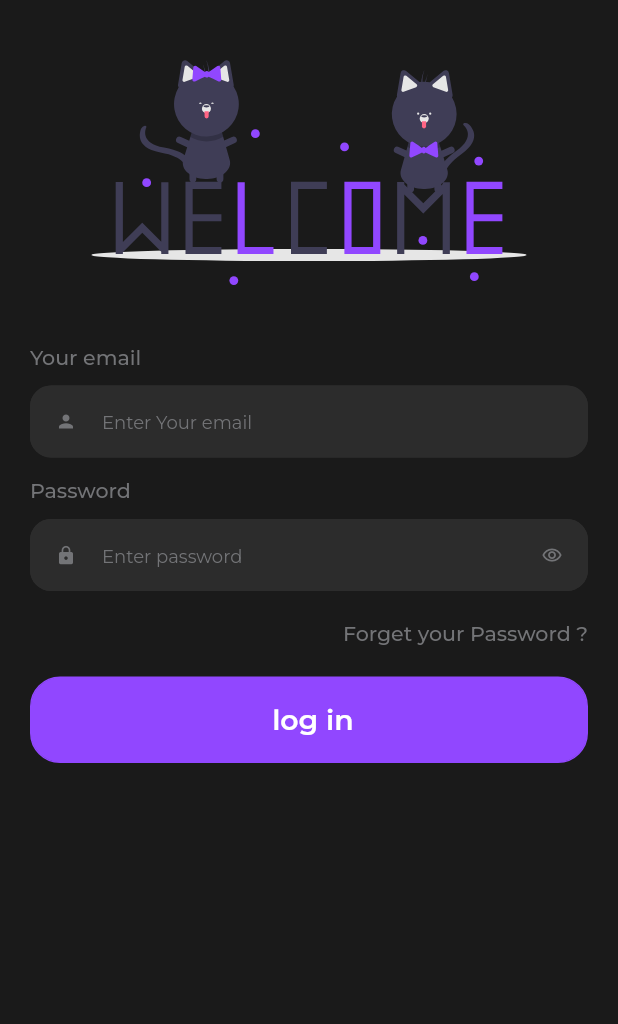
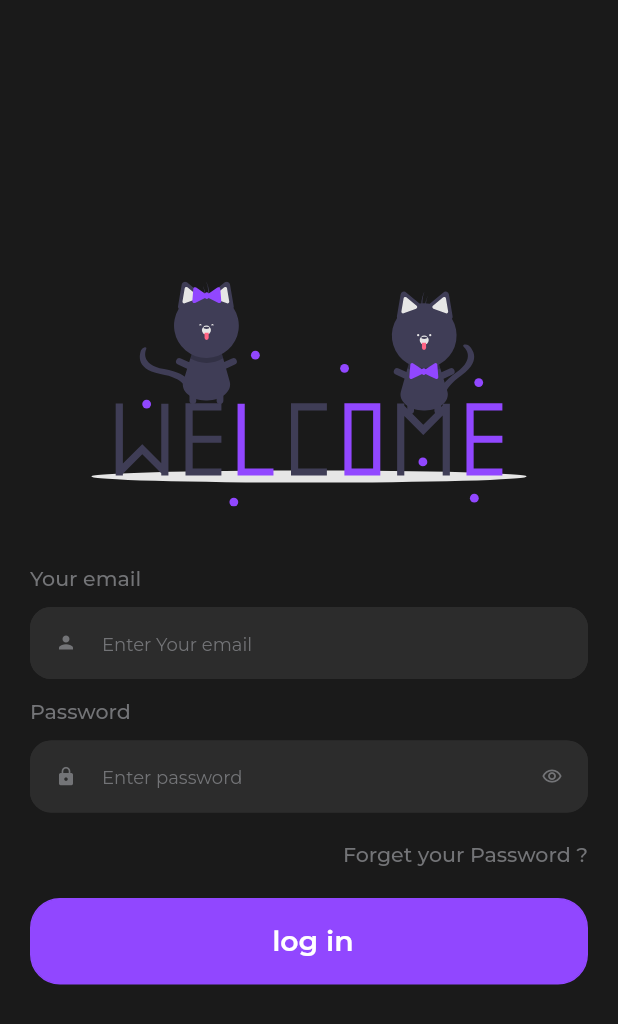
Before and after one commit to osamasabry9/Flutter-Twitch-app, a Flutter app: the screen it shows after launch, after a tap on "Log in", on a phone screen of 412 x 824 dp. Shown: the top 1024 px of the screen. Run offline on Flutter 3.47's test engine with Material 2 defaults, Android fonts, the phone set to English and light mode, and no system bars; our stand-ins replace cloud_firestore, dotted_border, firebase_auth, firebase_core, firebase_storage, flutter_bloc and 5 more; missing offline and left inert: agora_rtc_engine; accounts and stored records are empty; network calls fail.

Commit message:
responsive screens

```diff
--- a/lib/features/presentation/auth/screen/login_screen.dart
+++ b/lib/features/presentation/auth/screen/login_screen.dart
@@ -2,6 +2,7 @@ import 'package:flutter/material.dart';
 import 'package:flutter_bloc/flutter_bloc.dart';
 import 'package:flutter_svg/flutter_svg.dart';
 import 'package:twitch_clone/app/helper/cache_helper.dart';
+import 'package:twitch_clone/app/responsive/responsive.dart';
 import 'package:twitch_clone/app/utils/assets_manager.dart';
 import 'package:twitch_clone/app/utils/routes_manager.dart';
 import 'package:twitch_clone/app/utils/values_manager.dart';
@@ -42,7 +43,8 @@ class LoginScreen extends StatelessWidget {
         },
         builder: (context, state) {
           return Scaffold(
-            body: SingleChildScrollView(
+            body: Responsive(
+              child: SingleChildScrollView(
                 child: SafeArea(
                   child: Column(
                     crossAxisAlignment: CrossAxisAlignment.start,
@@ -116,6 +118,7 @@ class LoginScreen extends StatelessWidget {
                   ),
                 ),
               ),
+            ),
           );
         },
       ),
--- a/lib/features/presentation/auth/screen/register_screen.dart
+++ b/lib/features/presentation/auth/screen/register_screen.dart
@@ -2,6 +2,7 @@ import 'package:flutter/material.dart';
 import 'package:flutter_bloc/flutter_bloc.dart';
 import 'package:flutter_svg/flutter_svg.dart';
 import 'package:twitch_clone/app/helper/cache_helper.dart';
+import 'package:twitch_clone/app/responsive/responsive.dart';
 import 'package:twitch_clone/app/utils/assets_manager.dart';
 import 'package:twitch_clone/app/utils/routes_manager.dart';
 import 'package:twitch_clone/app/utils/values_manager.dart';
@@ -42,7 +43,8 @@ class RegisterScreen extends StatelessWidget {
         },
         builder: (context, state) {
           return Scaffold(
-            body: SingleChildScrollView(
+            body: Responsive(
+              child: SingleChildScrollView(
                 child: SafeArea(
                   child: Column(
                     crossAxisAlignment: CrossAxisAlignment.start,
@@ -149,6 +151,7 @@ class RegisterScreen extends StatelessWidget {
                   ),
                 ),
               ),
+            ),
           );
         },
       ),
--- a/lib/features/presentation/onboarding/screen/onboarding_screen.dart
+++ b/lib/features/presentation/onboarding/screen/onboarding_screen.dart
@@ -1,4 +1,6 @@
+import 'package:flutter/foundation.dart';
 import 'package:flutter/material.dart';
+import 'package:twitch_clone/app/responsive/responsive.dart';
 import 'package:twitch_clone/app/utils/assets_manager.dart';
 import 'package:twitch_clone/app/utils/color_manager.dart';
 import 'package:twitch_clone/app/utils/routes_manager.dart';
@@ -12,7 +14,8 @@ class OnboardingScreen extends StatelessWidget {
   Widget build(BuildContext context) {
     var size = MediaQuery.of(context).size;
     return Scaffold(
-      body: SafeArea(
+      body: Responsive(
+        child: SafeArea(
           child: Padding(
             padding: const EdgeInsets.symmetric(
               horizontal: AppPadding.p40,
@@ -24,7 +27,16 @@ class OnboardingScreen extends StatelessWidget {
                 const SizedBox(
                   height: AppSize.s30,
                 ),
-              Center(
+                kIsWeb
+                    ? Center(
+                        child: Image.asset(
+                          ImageAssets.icon,
+                          height: size.height * 0.3,
+                          width: size.width * 0.3,
+                          fit: BoxFit.fill,
+                        ),
+                      )
+                    : Center(
                         child: Image.asset(
                           ImageAssets.icon,
                           height: size.height * 0.3,
@@ -53,6 +65,7 @@ class OnboardingScreen extends StatelessWidget {
             ),
           ),
         ),
+      ),
     );
   }
 }
```
Lines whose indentation alone changed are shown as unchanged.
